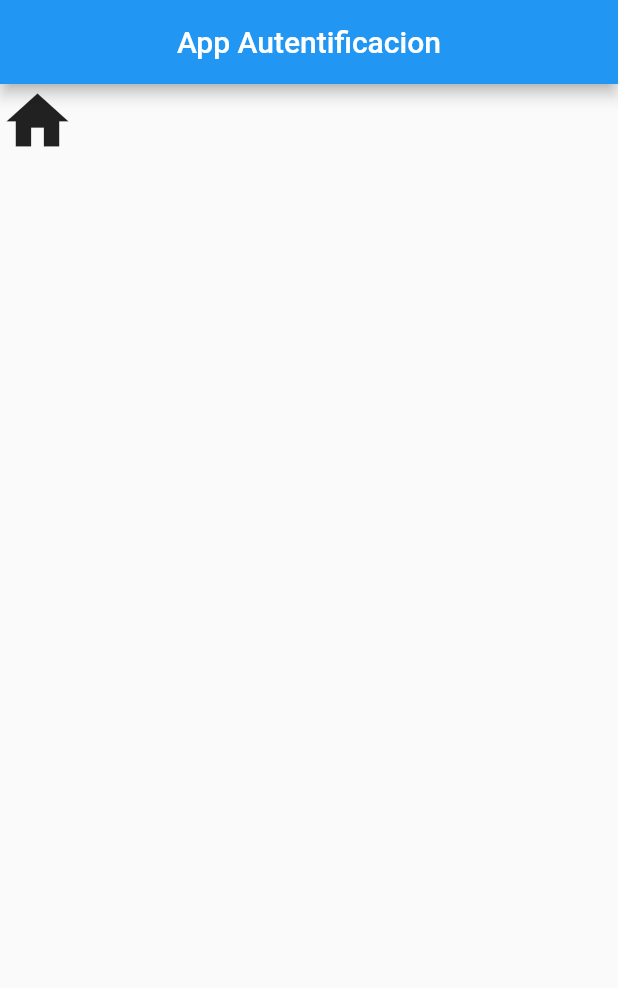
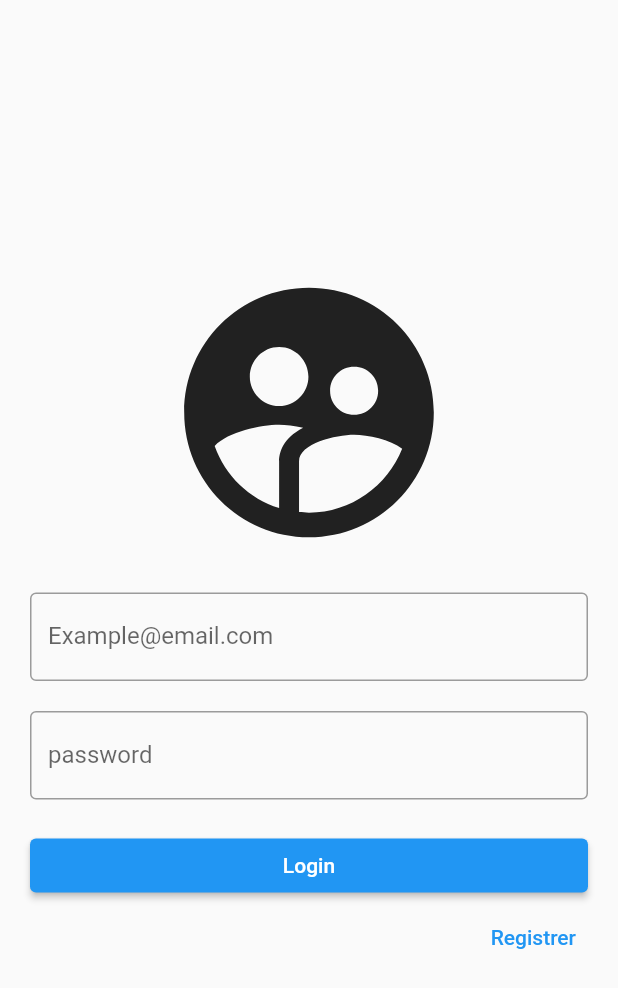
Before and after one commit to angelGabrielLarios/firebase_app, a Flutter app: the screen it shows after launch, on a phone screen of 412 x 824 dp. Shown: the top 988 px of the screen. Run offline on Flutter 3.47's test engine with Material 2 defaults, Android fonts, the phone set to English and light mode, and no system bars; our stand-ins replace firebase_auth, firebase_core; accounts and stored records are empty; statements that could not run were skipped.

Commit message:
ya estufas

```diff
--- a/lib/autentificacion_firebase.dart
+++ b/lib/autentificacion_firebase.dart
@@ -1,30 +1,79 @@
 import 'package:flutter/material.dart';
-
-void main() {
-  runApp(AutentificacionFirebase());
-}
+import 'package:flutter_app_firebase/registrar_usuario.dart';
 
 class AutentificacionFirebase extends StatelessWidget {
   const AutentificacionFirebase({Key? key}) : super(key: key);
 
   @override
   Widget build(BuildContext context) {
+    TextEditingController _email = TextEditingController(text: "");
+    TextEditingController _password = TextEditingController(text: "");
+
     return Scaffold(
-      appBar: AppBar(
-        title: Center(
-          child: const Text('App Autentificacion'),
-        ),
-      ),
-      body: Column(
+        body: Container(
+      padding: EdgeInsets.all(20),
+      child: Column(
+        mainAxisAlignment: MainAxisAlignment.center,
+        crossAxisAlignment: CrossAxisAlignment.center,
         // ignore: prefer_const_literals_to_create_immutables
         children: [
           // ignore: prefer_const_constructors
-          Icon(
-            Icons.home,
-            size: 50,
+          Center(
+            child: Icon(
+              Icons.supervised_user_circle_sharp,
+              size: 200,
+            ),
           ),
+          SizedBox(
+            height: 20,
+          ),
+          TextField(
+            controller: _email,
+            decoration: InputDecoration(
+                border: OutlineInputBorder(), labelText: "Example@email.com"),
+          ),
+          SizedBox(
+            height: 20,
+          ),
+          TextField(
+            controller: _password,
+            decoration: InputDecoration(
+                border: OutlineInputBorder(), labelText: "password"),
+          ),
+          SizedBox(
+            height: 20,
+          ),
+          Container(
+              child: Column(
+            crossAxisAlignment: CrossAxisAlignment.stretch,
+            children: [
+              ElevatedButton(
+                onPressed: () {},
+                child: Text('Login'),
+                style: ButtonStyle(
+                  padding: EdgeInsetsGeometry(
+
+                  )
+                ),
+              )
+            ],
+          )),
+          Row(
+            mainAxisAlignment: MainAxisAlignment.end,
+            children: [
+              TextButton(
+                  onPressed: () {
+                    Navigator.push(
+                      context,
+                      MaterialPageRoute(
+                          builder: (context) => RegistrarUsuario()),
+                    );
+                  },
+                  child: Text('Registrer'))
+            ],
+          )
         ],
       ),
-    );
+    ));
   }
 }
--- a/lib/conexion_firebase.dart
+++ b/lib/conexion_firebase.dart
@@ -3,6 +3,8 @@
 import 'package:flutter/material.dart';
 import 'package:firebase_core/firebase_core.dart';
 import 'package:flutter_app_firebase/autentificacion_firebase.dart';
+import 'package:firebase_auth/firebase_auth.dart';
+import 'package:firebase_core/firebase_core.dart';
 
 class ConexionFirebase extends StatefulWidget {
   const ConexionFirebase({Key? key}) : super(key: key);
@@ -13,7 +15,10 @@ class ConexionFirebase extends StatefulWidget {
 
 class _ConexionFirebaseState extends State<ConexionFirebase> {
   // Inicializar firebase auth
+
   Future<FirebaseApp> _initializerFirebase() async {
+    //linea de codigo para realizar la conexion a firebase
+    // Future => eventos que van a suceder en el futuro
     FirebaseApp firebaseApp = await Firebase.initializeApp();
 
     return firebaseApp;
--- a/lib/main.dart
+++ b/lib/main.dart
@@ -2,6 +2,7 @@ import 'package:flutter/material.dart';
 import 'package:firebase_auth/firebase_auth.dart';
 import 'package:firebase_core/firebase_core.dart';
 import 'package:flutter_app_firebase/autentificacion_firebase.dart';
+import 'package:flutter_app_firebase/conexion_firebase.dart';
 /*
 main.dart
 conexion_firebase.dart
@@ -19,9 +20,10 @@ class Main extends StatelessWidget {
   @override
   Widget build(BuildContext context) {
     return MaterialApp(
+      debugShowCheckedModeBanner: false,
       title: "Flutter Demo",
       theme: ThemeData(primarySwatch: Colors.blue),
-      home: AutentificacionFirebase(),
+      home: ConexionFirebase(),
     );
   }
 }
```
Also changed, not shown: lib/registrar_usuario.dart (+92 -0 lines).
